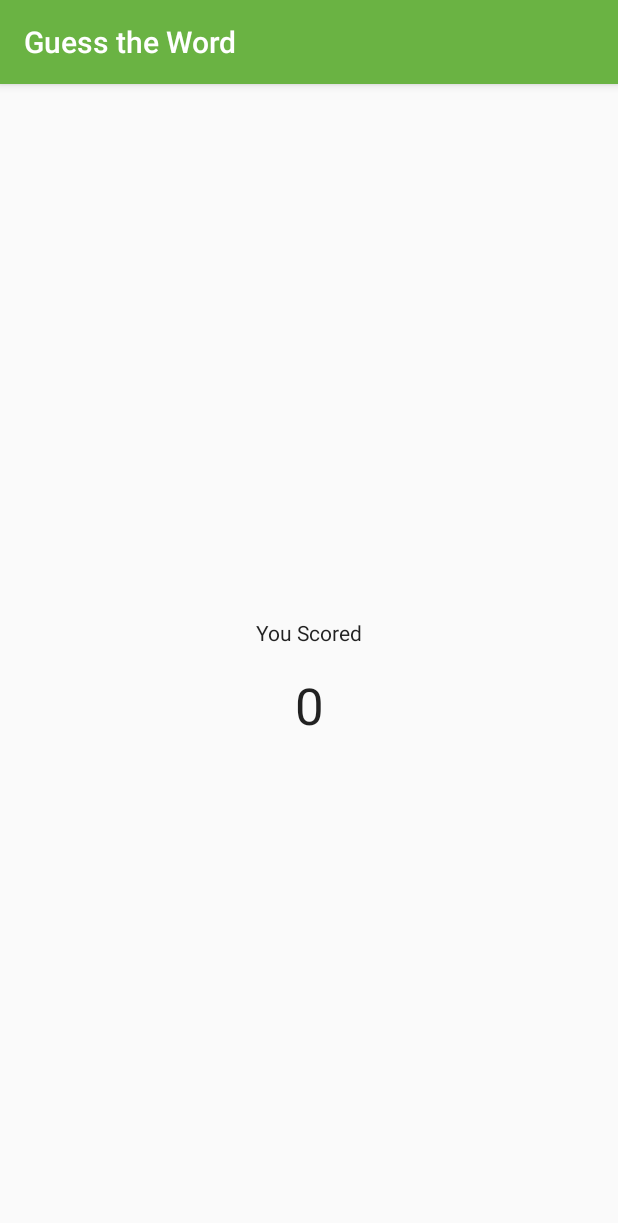
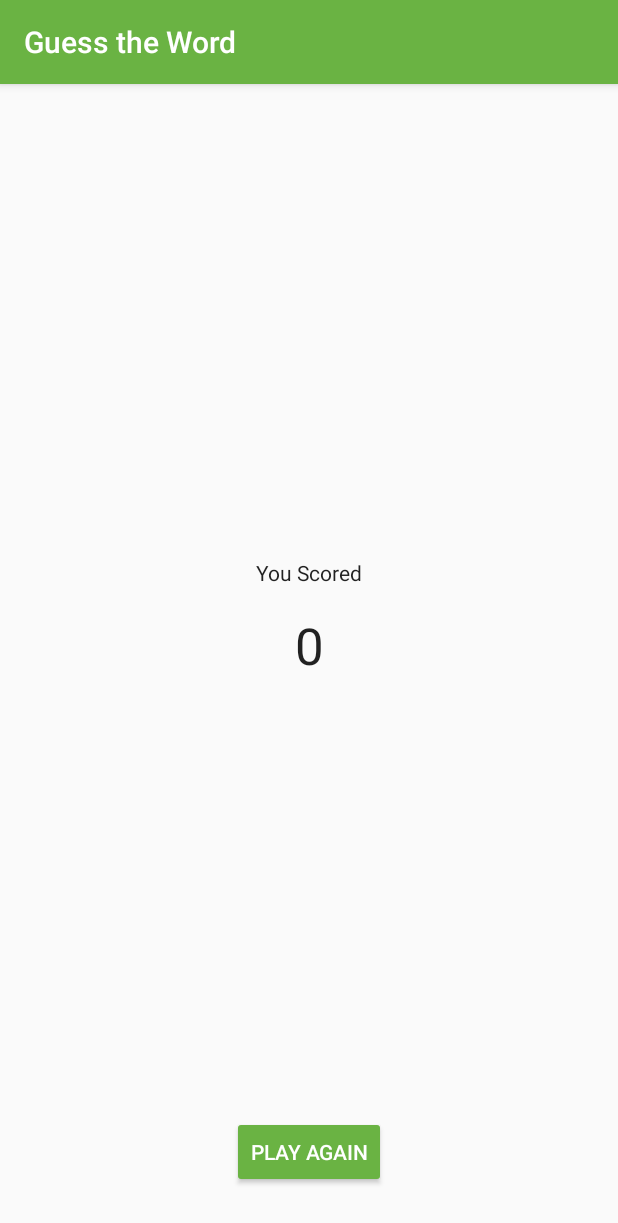
Before and after one commit to mnbpdx/GuessTheWord-Starter, an Android app: the ScoreFragment screen opened through its navigation route, on a phone screen of 412 x 824 dp. Shown: the top 1223 px of the screen. Run offline under Robolectric (Android 15) with nearby library versions, the phone set to English and light mode, and no system bars; our stand-ins replace data binding.

Commit message:
Add play again button

```diff
--- a/app/src/main/java/com/example/android/guesstheword/screens/score/ScoreFragment.kt
+++ b/app/src/main/java/com/example/android/guesstheword/screens/score/ScoreFragment.kt
@@ -22,7 +22,9 @@ import android.view.View
 import android.view.ViewGroup
 import androidx.databinding.DataBindingUtil
 import androidx.fragment.app.Fragment
+import androidx.lifecycle.Observer
 import androidx.lifecycle.ViewModelProvider
+import androidx.navigation.fragment.findNavController
 import androidx.navigation.fragment.navArgs
 import com.example.android.guesstheword.R
 import com.example.android.guesstheword.databinding.ScoreFragmentBinding
@@ -54,7 +56,19 @@ class ScoreFragment : Fragment() {
         viewModel = ViewModelProvider(this, viewModelFactory)
                 .get(ScoreViewModel::class.java)
 
-        binding.scoreText.text = viewModel.score.toString()
+        viewModel.score.observe(viewLifecycleOwner, Observer { newScore ->
+            binding.scoreText.text = viewModel.score.value.toString()
+        })
+
+
+        viewModel.eventPlayAgain.observe(viewLifecycleOwner, Observer {playAgain ->
+            if (playAgain) {
+                findNavController().navigate(ScoreFragmentDirections.actionRestart())
+                viewModel.onPlayAgainComplete()
+            }
+        })
+
+        binding.playAgainButton.setOnClickListener{ viewModel.onPlayAgain() }
 
         return binding.root
     }
--- a/app/src/main/java/com/example/android/guesstheword/screens/score/ScoreViewModel.kt
+++ b/app/src/main/java/com/example/android/guesstheword/screens/score/ScoreViewModel.kt
@@ -1,14 +1,28 @@
 package com.example.android.guesstheword.screens.score
 
 import android.util.Log
+import androidx.lifecycle.LiveData
+import androidx.lifecycle.MutableLiveData
 import androidx.lifecycle.ViewModel
 
 class ScoreViewModel(finalScore: Int) : ViewModel() {
-    var score = finalScore
+    private val _score = MutableLiveData<Int>()
+    val score : LiveData<Int>
+        get() = _score
     init {
-        Log.i("ScoreViewModel", "Final score is $finalScore")
+        _score.value = finalScore
     }
 
+    private val _eventPlayAgain = MutableLiveData<Boolean>()
+    val eventPlayAgain: LiveData<Boolean>
+        get() = _eventPlayAgain
 
 
+    fun onPlayAgain() {
+        _eventPlayAgain.value = true
+    }
+
+    fun onPlayAgainComplete() {
+        _eventPlayAgain.value = false
+    }
 }
--- a/app/src/main/res/layout/score_fragment.xml
+++ b/app/src/main/res/layout/score_fragment.xml
@@ -66,7 +66,7 @@
             android:layout_marginBottom="32dp"
             android:text="@string/play_again"
             android:theme="@style/GoButton"
-            android:visibility="gone"
+            android:visibility="visible"
             app:layout_constraintBottom_toBottomOf="parent"
             app:layout_constraintEnd_toEndOf="parent"
             app:layout_constraintStart_toStartOf="parent" />
```
Also changed, not shown: app/src/main/res/layout/game_fragment.xml (+7 -0 lines).
